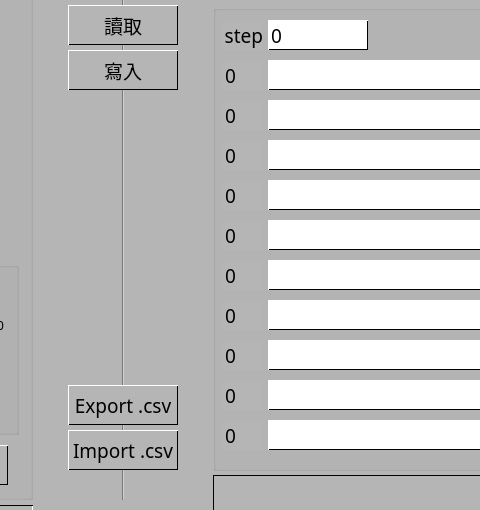
First picture: the form in QPLC_StepConvertToCsv_GUI.ui, repository eyichia/QPLC, before the edit; both pictures show x 352 to 832 and y 100 to 610 of the 944 by 760 pixel window.
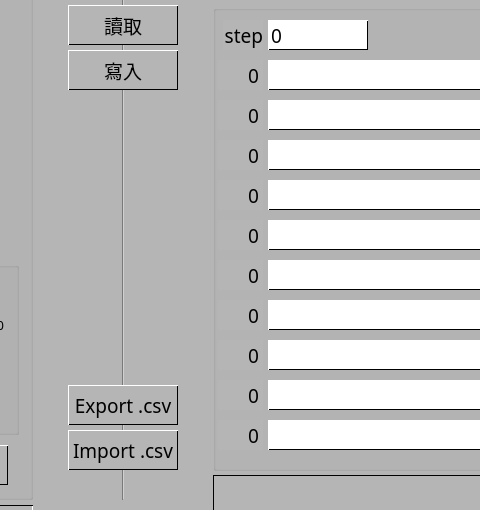
Second picture: the form after the edit. Icons and pictures are not drawn.

```diff
--- a/QPLC_StepConvertToCsv_GUI.ui
+++ b/QPLC_StepConvertToCsv_GUI.ui
@@ -749,9 +749,9 @@
     <widget class="QSpinBox" name="d150_step_no1">
      <property name="geometry">
       <rect>
-       <x>10</x>
+       <x>5</x>
        <y>55</y>
-       <width>40</width>
+       <width>45</width>
        <height>30</height>
       </rect>
      </property>
@@ -767,6 +767,9 @@
 	border-style: solid; 
 }</string>
      </property>
+     <property name="alignment">
+      <set>Qt::AlignmentFlag::AlignRight|Qt::AlignmentFlag::AlignTrailing|Qt::AlignmentFlag::AlignVCenter</set>
+     </property>
      <property name="readOnly">
       <bool>true</bool>
      </property>
@@ -795,9 +798,9 @@
     <widget class="QSpinBox" name="d151_step_no2">
      <property name="geometry">
       <rect>
-       <x>10</x>
+       <x>5</x>
        <y>95</y>
-       <width>40</width>
+       <width>45</width>
        <height>30</height>
       </rect>
      </property>
@@ -813,6 +816,9 @@
 	border-style: solid; 
 }</string>
      </property>
+     <property name="alignment">
+      <set>Qt::AlignmentFlag::AlignRight|Qt::AlignmentFlag::AlignTrailing|Qt::AlignmentFlag::AlignVCenter</set>
+     </property>
      <property name="readOnly">
       <bool>true</bool>
      </property>
@@ -835,9 +841,9 @@
     <widget class="QSpinBox" name="d152_step_no3">
      <property name="geometry">
       <rect>
-       <x>10</x>
+       <x>5</x>
        <y>135</y>
-       <width>40</width>
+       <width>45</width>
        <height>30</height>
       </rect>
      </property>
@@ -853,6 +859,9 @@
 	border-style: solid; 
 }</string>
      </property>
+     <property name="alignment">
+      <set>Qt::AlignmentFlag::AlignRight|Qt::AlignmentFlag::AlignTrailing|Qt::AlignmentFlag::AlignVCenter</set>
+     </property>
      <property name="readOnly">
       <bool>true</bool>
      </property>
@@ -875,9 +884,9 @@
     <widget class="QSpinBox" name="d153_step_no4">
      <property name="geometry">
       <rect>
-       <x>10</x>
+       <x>5</x>
        <y>175</y>
-       <width>40</width>
+       <width>45</width>
        <height>30</height>
       </rect>
      </property>
@@ -893,6 +902,9 @@
 	border-style: solid; 
 }</string>
      </property>
+     <property name="alignment">
+      <set>Qt::AlignmentFlag::AlignRight|Qt::AlignmentFlag::AlignTrailing|Qt::AlignmentFlag::AlignVCenter</set>
+     </property>
      <property name="readOnly">
       <bool>true</bool>
      </property>
@@ -915,9 +927,9 @@
     <widget class="QSpinBox" name="d154_step_no5">
      <property name="geometry">
       <rect>
-       <x>10</x>
+       <x>5</x>
        <y>215</y>
-       <width>40</width>
+       <width>45</width>
        <height>30</height>
       </rect>
      </property>
@@ -933,6 +945,9 @@
 	border-style: solid; 
 }</string>
      </property>
+     <property name="alignment">
+      <set>Qt::AlignmentFlag::AlignRight|Qt::AlignmentFlag::AlignTrailing|Qt::AlignmentFlag::AlignVCenter</set>
+     </property>
      <property name="readOnly">
       <bool>true</bool>
      </property>
@@ -955,9 +970,9 @@
     <widget class="QSpinBox" name="d155_step_no6">
      <property name="geometry">
       <rect>
-       <x>10</x>
+       <x>5</x>
        <y>255</y>
-       <width>40</width>
+       <width>45</width>
        <height>30</height>
       </rect>
      </property>
@@ -973,6 +988,9 @@
 	border-style: solid; 
 }</string>
      </property>
+     <property name="alignment">
+      <set>Qt::AlignmentFlag::AlignRight|Qt::AlignmentFlag::AlignTrailing|Qt::AlignmentFlag::AlignVCenter</set>
+     </property>
      <property name="readOnly">
       <bool>true</bool>
      </property>
@@ -995,9 +1013,9 @@
     <widget class="QSpinBox" name="d156_step_no7">
      <property name="geometry">
       <rect>
-       <x>10</x>
+       <x>5</x>
        <y>295</y>
-       <width>40</width>
+       <width>45</width>
        <height>30</height>
       </rect>
      </property>
@@ -1013,6 +1031,9 @@
 	border-style: solid; 
 }</string>
      </property>
+     <property name="alignment">
+      <set>Qt::AlignmentFlag::AlignRight|Qt::AlignmentFlag::AlignTrailing|Qt::AlignmentFlag::AlignVCenter</set>
+     </property>
      <property name="readOnly">
       <bool>true</bool>
      </property>
@@ -1035,9 +1056,9 @@
     <widget class="QSpinBox" name="d157_step_no8">
      <property name="geometry">
       <rect>
-       <x>10</x>
+       <x>5</x>
        <y>335</y>
-       <width>40</width>
+       <width>45</width>
        <height>30</height>
       </rect>
      </property>
@@ -1053,6 +1074,9 @@
 	border-style: solid; 
 }</string>
      </property>
+     <property name="alignment">
+      <set>Qt::AlignmentFlag::AlignRight|Qt::AlignmentFlag::AlignTrailing|Qt::AlignmentFlag::AlignVCenter</set>
+     </property>
      <property name="readOnly">
       <bool>true</bool>
      </property>
@@ -1075,9 +1099,9 @@
     <widget class="QSpinBox" name="d158_step_no9">
      <property name="geometry">
       <rect>
-       <x>10</x>
+       <x>5</x>
        <y>375</y>
-       <width>40</width>
+       <width>45</width>
        <height>30</height>
       </rect>
      </property>
@@ -1093,6 +1117,9 @@
 	border-style: solid; 
 }</string>
      </property>
+     <property name="alignment">
+      <set>Qt::AlignmentFlag::AlignRight|Qt::AlignmentFlag::AlignTrailing|Qt::AlignmentFlag::AlignVCenter</set>
+     </property>
      <property name="readOnly">
       <bool>true</bool>
      </property>
@@ -1115,9 +1142,9 @@
     <widget class="QSpinBox" name="d159_step_no10">
      <property name="geometry">
       <rect>
-       <x>10</x>
+       <x>5</x>
        <y>415</y>
-       <width>40</width>
+       <width>45</width>
        <height>30</height>
       </rect>
      </property>
@@ -1133,6 +1160,9 @@
 	border-style: solid; 
 }</string>
      </property>
+     <property name="alignment">
+      <set>Qt::AlignmentFlag::AlignRight|Qt::AlignmentFlag::AlignTrailing|Qt::AlignmentFlag::AlignVCenter</set>
+     </property>
      <property name="readOnly">
       <bool>true</bool>
      </property>
@@ -1151,6 +1181,9 @@
      <property name="stepType">
       <enum>QAbstractSpinBox::StepType::DefaultStepType</enum>
      </property>
+     <property name="value">
+      <number>0</number>
+     </property>
     </widget>
    </widget>
    <widget class="Line" name="line">
```
Left out of the diff: 2 changed lines with no effect on the pictures.
